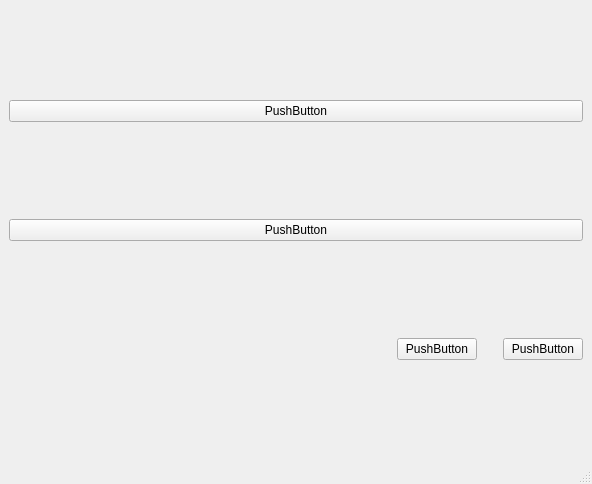
This is src/MainWindow.ui in FreedomBen/rtlwifi-freedom-tool as Qt 5 draws it before an edit. The edited form follows.
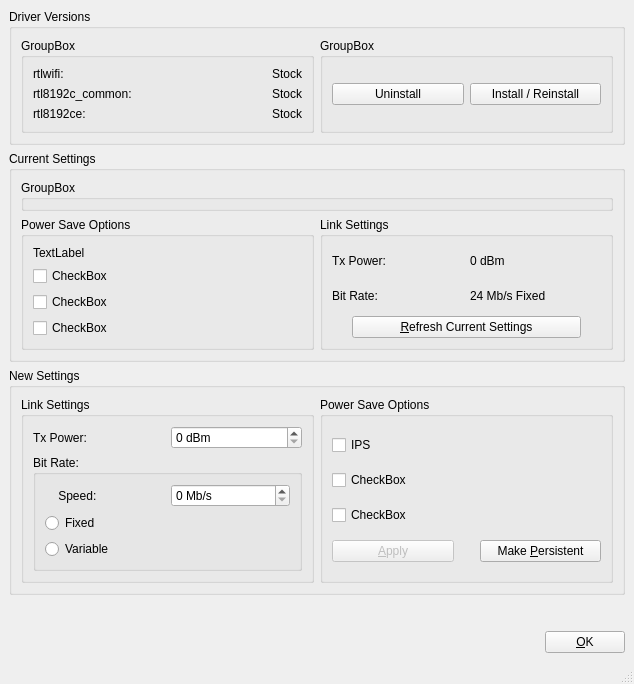
This is the edited form.

```diff
--- a/src/MainWindow.ui
+++ b/src/MainWindow.ui
@@ -6,8 +6,8 @@
    <rect>
     <x>0</x>
     <y>0</y>
-    <width>592</width>
-    <height>484</height>
+    <width>634</width>
+    <height>652</height>
    </rect>
   </property>
   <property name="windowTitle">
@@ -16,63 +16,461 @@
   <widget class="QWidget" name="centralwidget">
    <layout class="QVBoxLayout" name="verticalLayout">
     <item>
-     <widget class="QPushButton" name="pushButton">
-      <property name="text">
-       <string>PushButton</string>
-      </property>
-     </widget>
-    </item>
-    <item>
-     <widget class="QPushButton" name="pushButton_2">
-      <property name="text">
-       <string>PushButton</string>
-      </property>
-     </widget>
-    </item>
-    <item>
-     <layout class="QHBoxLayout" name="horizontalLayout">
+     <layout class="QVBoxLayout" name="verticalLayout_2">
       <item>
-       <spacer name="horizontalSpacer">
-        <property name="orientation">
-         <enum>Qt::Horizontal</enum>
-        </property>
-        <property name="sizeHint" stdset="0">
-         <size>
-          <width>40</width>
-          <height>20</height>
-         </size>
-        </property>
-       </spacer>
+       <layout class="QHBoxLayout" name="horizontalLayout_12">
+        <item>
+         <widget class="QGroupBox" name="groupBox_10">
+          <property name="title">
+           <string>Driver Versions</string>
+          </property>
+          <layout class="QHBoxLayout" name="horizontalLayout_13">
+           <item>
+            <widget class="QGroupBox" name="groupBox_8">
+             <property name="title">
+              <string>GroupBox</string>
+             </property>
+             <layout class="QVBoxLayout" name="verticalLayout_9">
+              <item>
+               <layout class="QHBoxLayout" name="horizontalLayout_15">
+                <item>
+                 <widget class="QLabel" name="label_10">
+                  <property name="text">
+                   <string>rtlwifi:</string>
+                  </property>
+                 </widget>
+                </item>
+                <item>
+                 <widget class="QLabel" name="label_8">
+                  <property name="text">
+                   <string>Stock</string>
+                  </property>
+                  <property name="alignment">
+                   <set>Qt::AlignRight|Qt::AlignTrailing|Qt::AlignVCenter</set>
+                  </property>
+                 </widget>
+                </item>
+               </layout>
+              </item>
+              <item>
+               <layout class="QHBoxLayout" name="horizontalLayout_14">
+                <item>
+                 <widget class="QLabel" name="label_11">
+                  <property name="text">
+                   <string>rtl8192c_common:</string>
+                  </property>
+                 </widget>
+                </item>
+                <item>
+                 <widget class="QLabel" name="label_9">
+                  <property name="text">
+                   <string>Stock</string>
+                  </property>
+                  <property name="alignment">
+                   <set>Qt::AlignRight|Qt::AlignTrailing|Qt::AlignVCenter</set>
+                  </property>
+                 </widget>
+                </item>
+               </layout>
+              </item>
+              <item>
+               <layout class="QHBoxLayout" name="horizontalLayout_16">
+                <item>
+                 <widget class="QLabel" name="label_13">
+                  <property name="text">
+                   <string>rtl8192ce:</string>
+                  </property>
+                 </widget>
+                </item>
+                <item>
+                 <widget class="QLabel" name="label_12">
+                  <property name="text">
+                   <string>Stock</string>
+                  </property>
+                  <property name="alignment">
+                   <set>Qt::AlignRight|Qt::AlignTrailing|Qt::AlignVCenter</set>
+                  </property>
+                 </widget>
+                </item>
+               </layout>
+              </item>
+             </layout>
+            </widget>
+           </item>
+           <item>
+            <widget class="QGroupBox" name="groupBox_9">
+             <property name="title">
+              <string>GroupBox</string>
+             </property>
+             <layout class="QHBoxLayout" name="horizontalLayout_17">
+              <item>
+               <widget class="QPushButton" name="pushButton_6">
+                <property name="text">
+                 <string>Uninstall</string>
+                </property>
+               </widget>
+              </item>
+              <item>
+               <widget class="QPushButton" name="pushButton">
+                <property name="text">
+                 <string>Install / Reinstall</string>
+                </property>
+               </widget>
+              </item>
+             </layout>
+            </widget>
+           </item>
+          </layout>
+         </widget>
+        </item>
+       </layout>
       </item>
       <item>
-       <widget class="QPushButton" name="pushButton_4">
-        <property name="text">
-         <string>PushButton</string>
+       <layout class="QHBoxLayout" name="horizontalLayout_7">
+        <item>
+         <widget class="QGroupBox" name="groupBox_3">
+          <property name="title">
+           <string>Current Settings</string>
+          </property>
+          <layout class="QVBoxLayout" name="verticalLayout_6">
+           <item>
+            <widget class="QGroupBox" name="groupBox_7">
+             <property name="title">
+              <string>GroupBox</string>
+             </property>
+            </widget>
+           </item>
+           <item>
+            <layout class="QHBoxLayout" name="horizontalLayout_2">
+             <item>
+              <widget class="QGroupBox" name="groupBox_5">
+               <property name="title">
+                <string>Power Save Options</string>
+               </property>
+               <layout class="QVBoxLayout" name="verticalLayout_7">
+                <item>
+                 <widget class="QLabel" name="label_7">
+                  <property name="text">
+                   <string>TextLabel</string>
+                  </property>
+                 </widget>
+                </item>
+                <item>
+                 <widget class="QCheckBox" name="checkBox_4">
+                  <property name="text">
+                   <string>CheckBox</string>
+                  </property>
+                 </widget>
+                </item>
+                <item>
+                 <widget class="QCheckBox" name="checkBox_5">
+                  <property name="text">
+                   <string>CheckBox</string>
+                  </property>
+                 </widget>
+                </item>
+                <item>
+                 <widget class="QCheckBox" name="checkBox_6">
+                  <property name="text">
+                   <string>CheckBox</string>
+                  </property>
+                 </widget>
+                </item>
+               </layout>
+              </widget>
+             </item>
+             <item>
+              <widget class="QGroupBox" name="groupBox_4">
+               <property name="title">
+                <string>Link Settings</string>
+               </property>
+               <layout class="QVBoxLayout" name="verticalLayout_8">
+                <item>
+                 <layout class="QHBoxLayout" name="horizontalLayout_8">
+                  <item>
+                   <widget class="QLabel" name="label_4">
+                    <property name="text">
+                     <string>Tx Power:</string>
+                    </property>
+                   </widget>
+                  </item>
+                  <item>
+                   <widget class="QLabel" name="label_3">
+                    <property name="text">
+                     <string>0 dBm</string>
+                    </property>
+                   </widget>
+                  </item>
+                 </layout>
+                </item>
+                <item>
+                 <layout class="QHBoxLayout" name="horizontalLayout_10">
+                  <item>
+                   <widget class="QLabel" name="label_6">
+                    <property name="text">
+                     <string>Bit Rate:</string>
+                    </property>
+                   </widget>
+                  </item>
+                  <item>
+                   <widget class="QLabel" name="label_5">
+                    <property name="text">
+                     <string>24 Mb/s Fixed</string>
+                    </property>
+                   </widget>
+                  </item>
+                 </layout>
+                </item>
+                <item>
+                 <layout class="QHBoxLayout" name="horizontalLayout_11">
+                  <item>
+                   <spacer name="horizontalSpacer_4">
+                    <property name="orientation">
+                     <enum>Qt::Horizontal</enum>
+                    </property>
+                    <property name="sizeType">
+                     <enum>QSizePolicy::Fixed</enum>
+                    </property>
+                    <property name="sizeHint" stdset="0">
+                     <size>
+                      <width>20</width>
+                      <height>20</height>
+                     </size>
+                    </property>
+                   </spacer>
+                  </item>
+                  <item>
+                   <widget class="QPushButton" name="pushButton_5">
+                    <property name="text">
+                     <string>&amp;Refresh Current Settings</string>
+                    </property>
+                   </widget>
+                  </item>
+                  <item>
+                   <spacer name="horizontalSpacer_2">
+                    <property name="orientation">
+                     <enum>Qt::Horizontal</enum>
+                    </property>
+                    <property name="sizeType">
+                     <enum>QSizePolicy::Fixed</enum>
+                    </property>
+                    <property name="sizeHint" stdset="0">
+                     <size>
+                      <width>20</width>
+                      <height>20</height>
+                     </size>
+                    </property>
+                   </spacer>
+                  </item>
+                 </layout>
+                </item>
+               </layout>
+              </widget>
+             </item>
+            </layout>
+           </item>
+          </layout>
+         </widget>
+        </item>
+       </layout>
+      </item>
+      <item>
+       <widget class="QGroupBox" name="groupBox_6">
+        <property name="title">
+         <string>New Settings</string>
         </property>
+        <layout class="QHBoxLayout" name="horizontalLayout_9">
+         <item>
+          <widget class="QGroupBox" name="groupBox_2">
+           <property name="title">
+            <string>Link Settings</string>
+           </property>
+           <layout class="QVBoxLayout" name="verticalLayout_4">
+            <item>
+             <layout class="QHBoxLayout" name="horizontalLayout_3">
+              <item>
+               <widget class="QLabel" name="label">
+                <property name="text">
+                 <string>Tx Power:</string>
+                </property>
+               </widget>
+              </item>
+              <item>
+               <widget class="QSpinBox" name="spinBox">
+                <property name="suffix">
+                 <string> dBm</string>
+                </property>
+                <property name="maximum">
+                 <number>33</number>
+                </property>
+               </widget>
+              </item>
+             </layout>
+            </item>
+            <item>
+             <layout class="QHBoxLayout" name="horizontalLayout_4">
+              <item>
+               <widget class="QGroupBox" name="verticalGroupBox">
+                <property name="title">
+                 <string>Bit Rate:</string>
+                </property>
+                <layout class="QVBoxLayout" name="verticalLayout_5">
+                 <item>
+                  <layout class="QHBoxLayout" name="horizontalLayout_5">
+                   <item>
+                    <widget class="QLabel" name="label_2">
+                     <property name="text">
+                      <string>    Speed:</string>
+                     </property>
+                    </widget>
+                   </item>
+                   <item>
+                    <widget class="QSpinBox" name="spinBox_2">
+                     <property name="suffix">
+                      <string> Mb/s</string>
+                     </property>
+                     <property name="maximum">
+                      <number>250</number>
+                     </property>
+                    </widget>
+                   </item>
+                  </layout>
+                 </item>
+                 <item>
+                  <widget class="QRadioButton" name="radioButton_2">
+                   <property name="text">
+                    <string>Fixed</string>
+                   </property>
+                  </widget>
+                 </item>
+                 <item>
+                  <widget class="QRadioButton" name="radioButton">
+                   <property name="text">
+                    <string>Variable</string>
+                   </property>
+                  </widget>
+                 </item>
+                </layout>
+               </widget>
+              </item>
+             </layout>
+            </item>
+           </layout>
+          </widget>
+         </item>
+         <item>
+          <widget class="QGroupBox" name="groupBox">
+           <property name="title">
+            <string>Power Save Options</string>
+           </property>
+           <layout class="QVBoxLayout" name="verticalLayout_3">
+            <item>
+             <widget class="QCheckBox" name="checkBox">
+              <property name="text">
+               <string>IPS</string>
+              </property>
+             </widget>
+            </item>
+            <item>
+             <widget class="QCheckBox" name="checkBox_3">
+              <property name="text">
+               <string>CheckBox</string>
+              </property>
+             </widget>
+            </item>
+            <item>
+             <widget class="QCheckBox" name="checkBox_2">
+              <property name="text">
+               <string>CheckBox</string>
+              </property>
+             </widget>
+            </item>
+            <item>
+             <layout class="QHBoxLayout" name="horizontalLayout_18">
+              <item>
+               <widget class="QPushButton" name="pushButton_4">
+                <property name="enabled">
+                 <bool>false</bool>
+                </property>
+                <property name="text">
+                 <string>&amp;Apply</string>
+                </property>
+               </widget>
+              </item>
+              <item>
+               <spacer name="horizontalSpacer_3">
+                <property name="orientation">
+                 <enum>Qt::Horizontal</enum>
+                </property>
+                <property name="sizeType">
+                 <enum>QSizePolicy::Fixed</enum>
+                </property>
+                <property name="sizeHint" stdset="0">
+                 <size>
+                  <width>20</width>
+                  <height>20</height>
+                 </size>
+                </property>
+               </spacer>
+              </item>
+              <item>
+               <widget class="QPushButton" name="pushButton_2">
+                <property name="text">
+                 <string>Make &amp;Persistent</string>
+                </property>
+               </widget>
+              </item>
+             </layout>
+            </item>
+           </layout>
+          </widget>
+         </item>
+        </layout>
        </widget>
       </item>
       <item>
-       <spacer name="horizontalSpacer_2">
-        <property name="orientation">
-         <enum>Qt::Horizontal</enum>
-        </property>
-        <property name="sizeType">
-         <enum>QSizePolicy::Fixed</enum>
-        </property>
-        <property name="sizeHint" stdset="0">
-         <size>
-          <width>20</width>
-          <height>20</height>
-         </size>
-        </property>
-       </spacer>
+       <layout class="QHBoxLayout" name="horizontalLayout_6">
+        <item>
+         <spacer name="verticalSpacer">
+          <property name="orientation">
+           <enum>Qt::Vertical</enum>
+          </property>
+          <property name="sizeType">
+           <enum>QSizePolicy::Fixed</enum>
+          </property>
+          <property name="sizeHint" stdset="0">
+           <size>
+            <width>20</width>
+            <height>30</height>
+           </size>
+          </property>
+         </spacer>
+        </item>
+       </layout>
       </item>
       <item>
-       <widget class="QPushButton" name="pushButton_3">
-        <property name="text">
-         <string>PushButton</string>
-        </property>
-       </widget>
+       <layout class="QHBoxLayout" name="horizontalLayout">
+        <item>
+         <spacer name="horizontalSpacer">
+          <property name="orientation">
+           <enum>Qt::Horizontal</enum>
+          </property>
+          <property name="sizeHint" stdset="0">
+           <size>
+            <width>40</width>
+            <height>20</height>
+           </size>
+          </property>
+         </spacer>
+        </item>
+        <item>
+         <widget class="QPushButton" name="pushButton_3">
+          <property name="text">
+           <string>&amp;OK</string>
+          </property>
+         </widget>
+        </item>
+       </layout>
       </item>
      </layout>
     </item>
```
